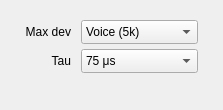
Old version of the form src/qtgui/demod_options.ui in the repository gqrx-sdr/gqrx.
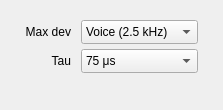
New version of the form. The open tabs and pages were chosen to show the change. Icons and pictures are not drawn.

Commit message: Increase frequency deviation for APT.

What changed in the file:
```diff
--- a/src/qtgui/demod_options.ui
+++ b/src/qtgui/demod_options.ui
@@ -100,16 +100,16 @@
             <string>Maximum FM deviation</string>
            </property>
            <property name="currentIndex">
-            <number>1</number>
+            <number>0</number>
            </property>
            <item>
             <property name="text">
-             <string>Voice (2.5k)</string>
+             <string>Voice (2.5 kHz)</string>
             </property>
            </item>
            <item>
             <property name="text">
-             <string>Voice (5k)</string>
+             <string>Voice (5 kHz)</string>
             </property>
            </item>
            <item>
```
Left out of the diff: 6 changed lines with no effect on the pictures. The commit also changes 1 other file.
